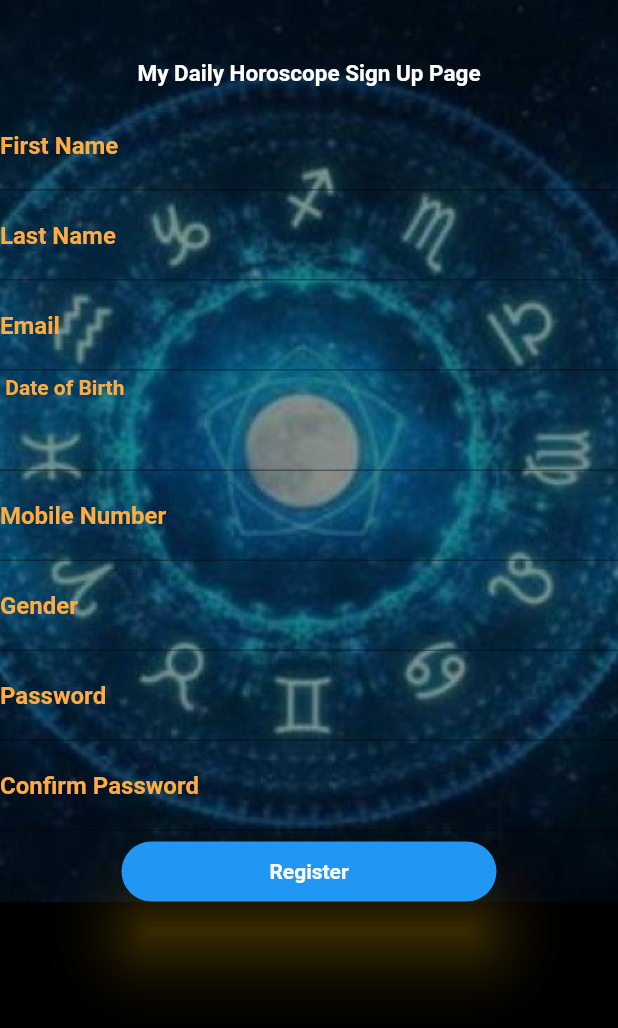
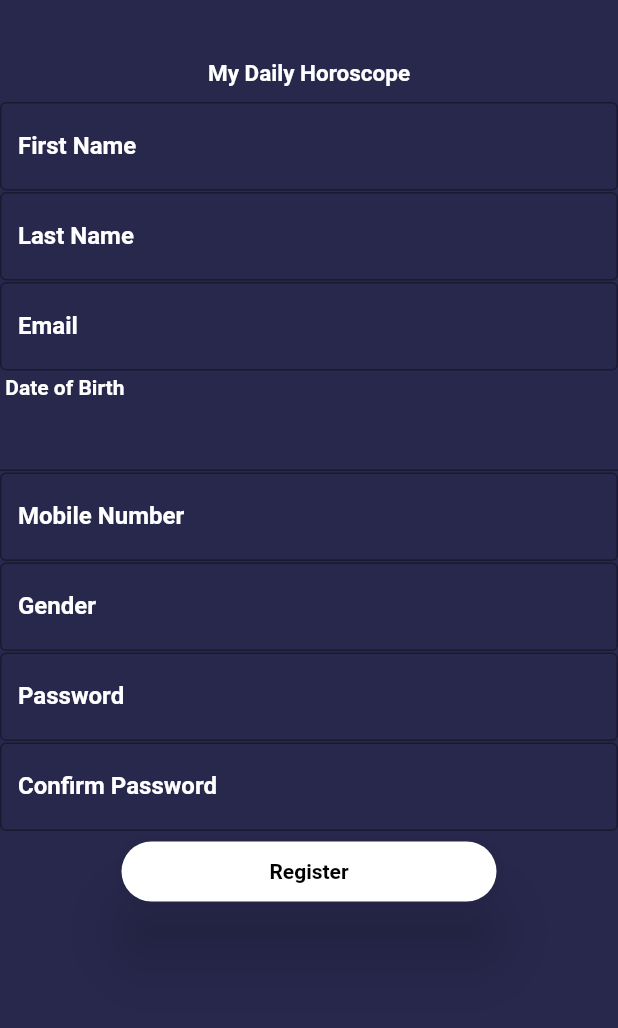
Before and after one commit to shreshukle1/demo_horo_app, a Flutter app: the SignUp screen opened directly, on a phone screen of 412 x 824 dp. Shown: the top 1028 px of the screen. Run offline on Flutter 3.47's test engine with Material 2 defaults, Android fonts, the phone set to English and light mode, and no system bars; drawn by our look-alikes of datetime_picker_formfield; our stand-ins replace cloud_firestore, firebase_auth; missing offline and left inert: dart:ffi, ff_navigation_bar, horoscope; accounts and stored records are empty; Roboto replaces fonts that are missing (Montserrat).

Commit message:
designing

```diff
--- a/lib/Components/datepicker.dart
+++ b/lib/Components/datepicker.dart
@@ -28,7 +28,7 @@ class BasicDateField extends StatelessWidget {
               style: TextStyle(
                 fontWeight: FontWeight.bold,
                 fontFamily: 'Montserrat',
-                color: Colors.orangeAccent,
+                color: Colors.white,
               )),
           DateTimeField(
             format: format,
--- a/lib/Screens/signup.dart
+++ b/lib/Screens/signup.dart
@@ -23,24 +23,17 @@ class _SignUpState extends State<SignUp> {
   @override
   Widget build(BuildContext context) {
     return Scaffold(
-      backgroundColor: Colors.black,
+      backgroundColor: Color.fromRGBO(40, 40, 77, 100),
       resizeToAvoidBottomPadding: false,
         body: SafeArea(
          child: SingleChildScrollView(
            child: Container(
-            decoration: BoxDecoration(
-              image: DecorationImage(
-                  image: AssetImage('images/horoscope.jpg'),
-                  fit: BoxFit.cover)
-
-
-          ),
           child: Column(
             children: <Widget>[
 
               Container(
                 padding: EdgeInsets.fromLTRB(30.0, 40.0, 30.0, 0.0),
-                child: Text('My Daily Horoscope Sign Up Page',
+                child: Text('My Daily Horoscope',
                     style: TextStyle(fontSize: 15,
                         fontWeight: FontWeight.bold,
                         color: Colors.white)),
@@ -71,10 +64,11 @@ class _SignUpState extends State<SignUp> {
                               labelStyle: TextStyle(
                                 fontWeight: FontWeight.bold,
                                 fontFamily: 'Montserrat',
-                                color: Colors.orangeAccent,
+                                color: Colors.white,
                               ),
-                              focusedBorder: UnderlineInputBorder(
-                                  borderSide: BorderSide(color: Colors.greenAccent)
+                              border: new OutlineInputBorder(
+                                  borderRadius: BorderRadius.all(Radius.circular(4)),
+                                  borderSide: new BorderSide(color: Colors.white),
                               )
                           ),
                           onSaved: (input) => _firstName = input,
@@ -99,10 +93,11 @@ class _SignUpState extends State<SignUp> {
                               labelStyle: TextStyle(
                                 fontWeight: FontWeight.bold,
                                 fontFamily: 'Montserrat',
-                                color: Colors.orangeAccent,
+                                color: Colors.white,
                               ),
-                              focusedBorder: UnderlineInputBorder(
-                                  borderSide: BorderSide(color: Colors.greenAccent)
+                            border: new OutlineInputBorder(
+                                borderRadius: BorderRadius.all(Radius.circular(4)),
+                                borderSide: new BorderSide(color: Colors.white),
                               )
                           ),
                           onSaved: (input) => _lastName = input,
@@ -128,12 +123,14 @@ class _SignUpState extends State<SignUp> {
                               labelStyle: TextStyle(
                                 fontWeight: FontWeight.bold,
                                 fontFamily: 'Montserrat',
-                                color: Colors.orangeAccent,
+                                color: Colors.white,
                               ),
-                              focusedBorder: UnderlineInputBorder(
-                                  borderSide: BorderSide(color: Colors.greenAccent)
+                              border: new OutlineInputBorder(
+                                borderRadius: BorderRadius.all(Radius.circular(4)),
+                                borderSide: new BorderSide(color: Colors.white),
                               )
                           ),
+                          keyboardType: TextInputType.emailAddress,
                           onSaved: (input) => _email = input,
 
                         ),
@@ -166,12 +163,14 @@ class _SignUpState extends State<SignUp> {
                               labelStyle: TextStyle(
                                 fontWeight: FontWeight.bold,
                                 fontFamily: 'Montserrat',
-                                color: Colors.orangeAccent,
+                                color: Colors.white,
                               ),
-                              focusedBorder: UnderlineInputBorder(
-                                  borderSide: BorderSide(color: Colors.greenAccent)
+                              border: new OutlineInputBorder(
+                                borderRadius: BorderRadius.all(Radius.circular(4)),
+                                borderSide: new BorderSide(color: Colors.white),
                               )
                           ),
+                          keyboardType: TextInputType.phone,
                           onSaved: (input) => _phoneNumber = input,
 
                         ),
@@ -195,10 +194,11 @@ class _SignUpState extends State<SignUp> {
                               labelStyle: TextStyle(
                                 fontWeight: FontWeight.bold,
                                 fontFamily: 'Montserrat',
-                                color: Colors.orangeAccent,
+                                color: Colors.white,
                               ),
-                              focusedBorder: UnderlineInputBorder(
-                                  borderSide: BorderSide(color: Colors.greenAccent)
+                              border: new OutlineInputBorder(
+                                borderRadius: BorderRadius.all(Radius.circular(4)),
+                                borderSide: new BorderSide(color: Colors.white),
                               )
                           ),
                           onSaved: (input) => _gender = input,
@@ -224,10 +224,11 @@ class _SignUpState extends State<SignUp> {
                               labelStyle: TextStyle(
                                   fontWeight: FontWeight.bold,
                                   fontFamily: 'Montserrat',
-                                  color: Colors.orangeAccent
+                                  color: Colors.white
                               ),
-                              focusedBorder: UnderlineInputBorder(
-                                  borderSide: BorderSide(color: Colors.greenAccent)
+                              border: new OutlineInputBorder(
+                                borderRadius: BorderRadius.all(Radius.circular(4)),
+                                borderSide: new BorderSide(color: Colors.white),
                               )
 
                           ),
@@ -254,10 +255,11 @@ class _SignUpState extends State<SignUp> {
                               labelStyle: TextStyle(
                                   fontWeight: FontWeight.bold,
                                   fontFamily: 'Montserrat',
-                                  color: Colors.orangeAccent
+                                  color: Colors.white
                               ),
-                              focusedBorder: UnderlineInputBorder(
-                                  borderSide: BorderSide(color: Colors.greenAccent)
+                              border: new OutlineInputBorder(
+                                borderRadius: BorderRadius.all(Radius.circular(4)),
+                                borderSide: new BorderSide(color: Colors.white),
                               )
 
                           ),
@@ -277,14 +279,13 @@ class _SignUpState extends State<SignUp> {
                               onTap: Register,
                               child: Material(
                                 borderRadius: BorderRadius.circular(30.0),
-                                shadowColor: Colors.amber,
-                                color: Colors.blue,
+                                color: Colors.white,
                                 elevation: 20.0,
 
                                 child: Center(
                                   child: Text('Register',
                                     style: TextStyle(
-                                      color: Colors.white,
+                                      color: Colors.black,
                                       fontWeight: FontWeight.bold,
                                       fontFamily: 'Montserrat',
                                     ),),
```
